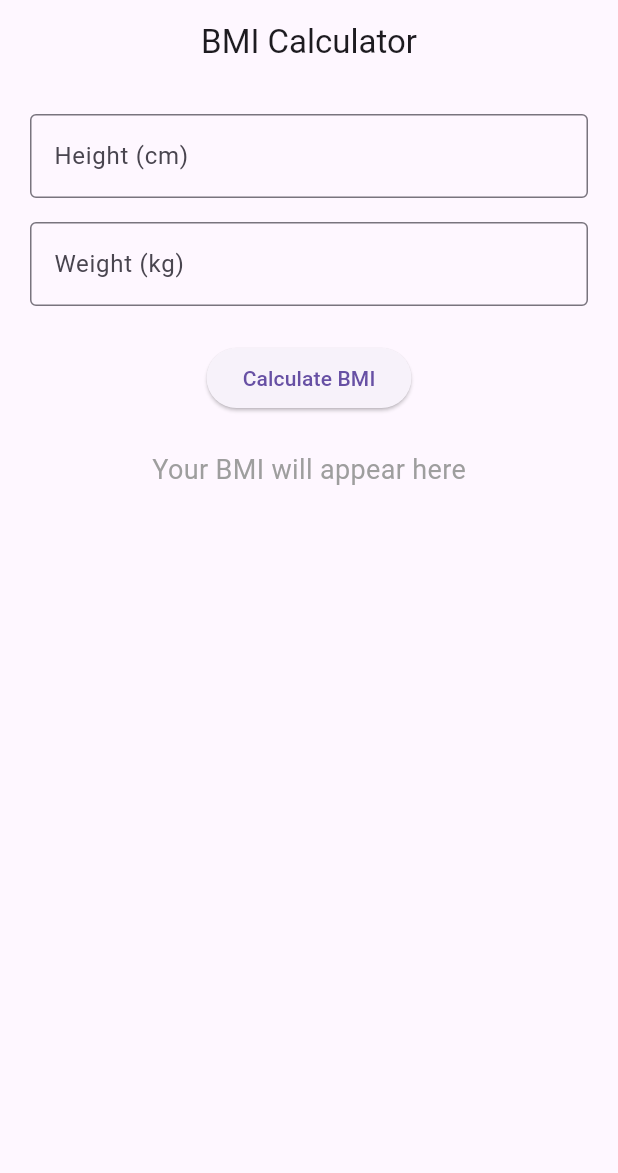
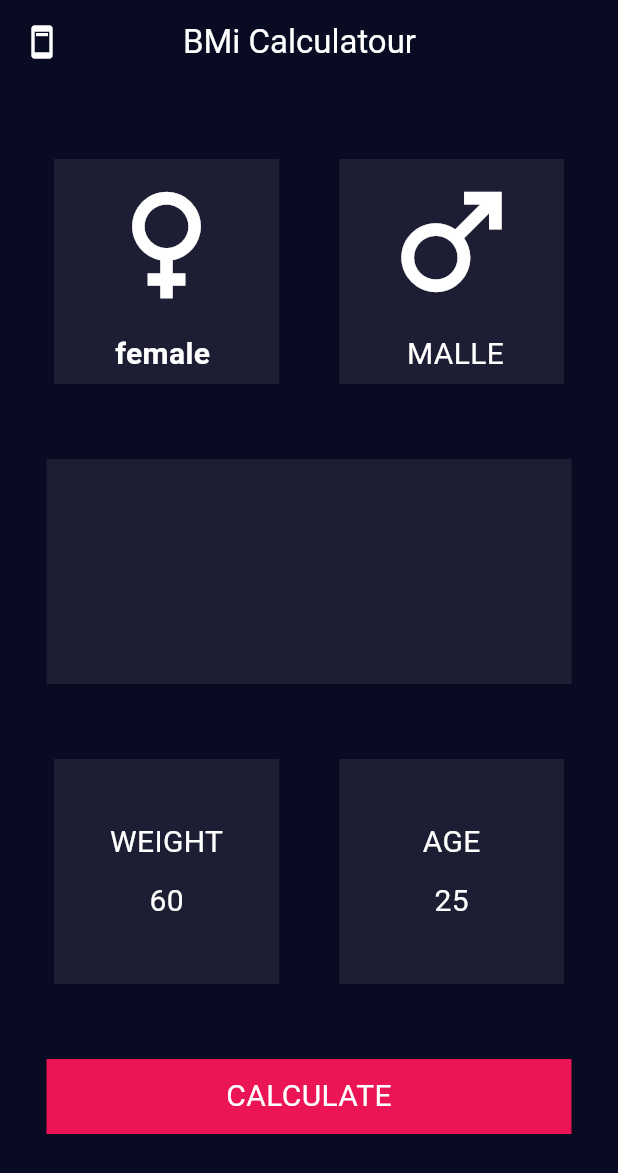
Before and after one commit to Sibtain-maker/new_apptest, a Flutter app: the screen it shows after launch, on a phone screen of 412 x 824 dp. Shown: the top 1173 px of the screen. Run offline on Flutter 3.47's test engine with Material 3 defaults, Android fonts, the phone set to English and light mode, and no system bars.

Commit message:
bmi calculatour ui. design

```diff
--- a/lib/main.dart
+++ b/lib/main.dart
@@ -1,50 +1,198 @@
 import 'package:flutter/material.dart';
 
 void main() {
-  runApp(BMICalculatorUI());
+  runApp(const MYApp());
 }
 
-class BMICalculatorUI extends StatelessWidget {
+class MYApp extends StatefulWidget {
+  const MYApp({super.key});
+
+  @override
+  State<MYApp> createState() => _MYAppState();
+}
+
+class _MYAppState extends State<MYApp> {
   @override
   Widget build(BuildContext context) {
-    return MaterialApp(
-      home: Scaffold(
+    return const MaterialApp(
+      home: BmiCalculatour(),
+    );
+  }
+}
+
+class BmiCalculatour extends StatefulWidget {
+  const BmiCalculatour({super.key});
+
+  @override
+  State<BmiCalculatour> createState() => _BmiCalculatourState();
+}
+
+class _BmiCalculatourState extends State<BmiCalculatour> {
+  @override
+  Widget build(BuildContext context) {
+    return Scaffold(
+      backgroundColor: const Color(0xFF090B22),
       appBar: AppBar(
-          title: Text('BMI Calculator'),
-          centerTitle: true,
+        backgroundColor: const Color(0xFF090B22),
+        leading: const Icon(
+          Icons.ad_units,
+          color: Colors.white,
         ),
-        body: Padding(
-          padding: const EdgeInsets.all(20.0),
-          child: Column(
-            children: [
-              TextField(
-                keyboardType: TextInputType.number,
-                decoration: InputDecoration(
-                  labelText: 'Height (cm)',
-                  border: OutlineInputBorder(),
+        title: const Padding(
+          padding: EdgeInsets.all(50),
+          child: Text(
+            'BMi Calculatour',
+            style: TextStyle(color: Colors.white),
           ),
         ),
-              SizedBox(height: 16),
-              TextField(
-                keyboardType: TextInputType.number,
-                decoration: InputDecoration(
-                  labelText: 'Weight (kg)',
-                  border: OutlineInputBorder(),
+      ),
+      body: Column(
+        children: [
+          const SizedBox(
+            height: 50,
+          ),
+          Row(
+            mainAxisAlignment: MainAxisAlignment.center,
+            children: [
+              Container(
+                  width: 150,
+                  height: 150,
+                  color: const Color(0xFF1D1E33),
+                  child: const Column(
+                    mainAxisAlignment: MainAxisAlignment.center,
+                    children: [
+                      Icon(Icons.female, size: 100, color: Colors.white),
+                      SizedBox(
+                        height: 10,
+                      ),
+                      Text(
+                        'female ',
+                        style: TextStyle(
+                            color: Colors.white,
+                            fontSize: 20,
+                            fontWeight: FontWeight.bold),
+                      )
+                    ],
+                  )),
+              const SizedBox(
+                width: 40,
+              ),
+              Container(
+                width: 150,
+                height: 150,
+                color: const Color(0xFF1D1E33),
+                child: const Column(
+                    mainAxisAlignment: MainAxisAlignment.center,
+                    children: [
+                      Icon(Icons.male, size: 100, color: Colors.white),
+                      SizedBox(
+                        height: 10,
+                      ),
+                      Text(
+                        ' MALLE',
+                        style: TextStyle(
+                          color: Colors.white,
+                          fontSize: 20,
                         ),
                       ),
-              SizedBox(height: 24),
-              ElevatedButton(
-                onPressed: () {},
-                child: Text('Calculate BMI'),
+                    ]),
               ),
-              SizedBox(height: 24),
+            ],
+          ),
+          const SizedBox(
+            height: 50,
+          ),
+          Container(
+            width: 350,
+            height: 150,
+            color: const Color(0xFF1D1E33),
+            child: const Column(
+              mainAxisAlignment: MainAxisAlignment.center,
+            ),
+          ),
+          const SizedBox(
+            height: 50,
+          ),
+          Row(
+            mainAxisAlignment: MainAxisAlignment.center,
+            children: [
+              Container(
+                width: 150,
+                height: 150,
+                color: const Color(0xFF1D1E33),
+                child: const Column(
+                  mainAxisAlignment: MainAxisAlignment.center,
+                  children: [
                     Text(
-                'Your BMI will appear here',
-                style: TextStyle(fontSize: 18, color: Colors.grey),
+                      'WEIGHT',
+                      style: TextStyle(
+                        color: Colors.white,
+                        fontSize: 20,
+                      ),
+                    ),
+                    SizedBox(
+                      height: 10,
+                    ),
+                    Text(
+                      '60',
+                      style: TextStyle(
+                        color: Colors.white,
+                        fontSize: 20,
+                      ),
                     ),
                   ],
                 ),
               ),
+              const SizedBox(
+                width: 40,
+              ),
+              Container(
+                width: 150,
+                height: 150,
+                color: const Color(0xFF1D1E33),
+                child: const Column(
+                  mainAxisAlignment: MainAxisAlignment.center,
+                  children: [
+                    Text(
+                      'AGE',
+                      style: TextStyle(
+                        color: Colors.white,
+                        fontSize: 20,
+                      ),
+                    ),
+                    SizedBox(
+                      height: 10,
+                    ),
+                    Text(
+                      '25',
+                      style: TextStyle(
+                        color: Colors.white,
+                        fontSize: 20,
+                      ),
+                    ),
+                  ],
+                ),
+              ),
+            ],
+          ),
+          const SizedBox(
+            height: 50,
+          ),
+          Container(
+            width: 350,
+            height: 50,
+            color: const Color(0xFFEB1555),
+            child: const Center(
+              child: Text(
+                'CALCULATE',
+                style: TextStyle(
+                  color: Colors.white,
+                  fontSize: 20,
+                ),
+              ),
+            ),
+          )
+        ],
       ),
     );
   }
```
Also changed, not shown: 3 other files. Lines whose indentation alone changed are shown as unchanged.
